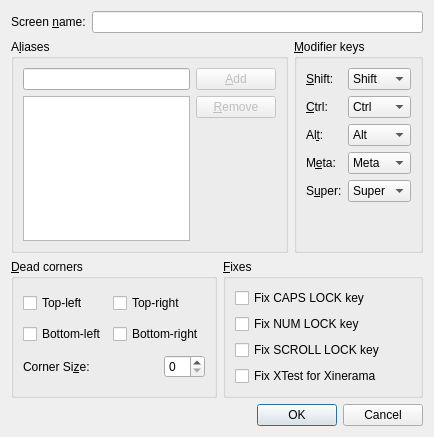
Above: src/gui/src/ScreenSettingsDialogBase.ui from yshui/synergy-core before the change. Below: the same form after it.
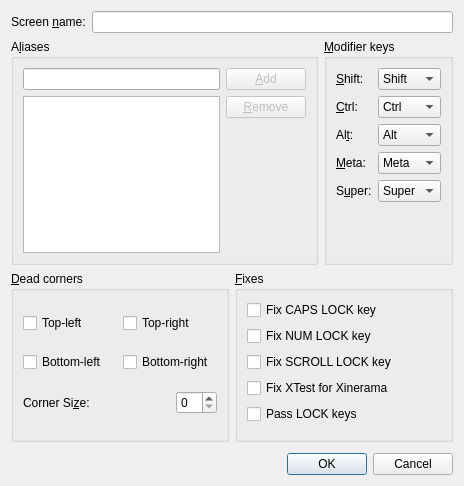
That is the form after the change.

Commit message: attempt at allowing numlock/scroll-lock/capslock keypresses to be sent to clients

```diff
--- a/src/gui/src/ScreenSettingsDialogBase.ui
+++ b/src/gui/src/ScreenSettingsDialogBase.ui
@@ -6,8 +6,8 @@
    <rect>
     <x>0</x>
     <y>0</y>
-    <width>434</width>
-    <height>437</height>
+    <width>464</width>
+    <height>486</height>
    </rect>
   </property>
   <property name="windowTitle">
@@ -241,7 +241,7 @@
         <item row="3" column="0">
          <widget class="QLabel" name="label_5">
           <property name="text">
-           <string>M&amp;eta:</string>
+           <string>&amp;Meta:</string>
           </property>
           <property name="buddy">
            <cstring>m_pComboBoxMeta</cstring>
@@ -452,7 +452,7 @@
           </property>
          </widget>
         </item>
-        <item row="3" column="0">
+        <item row="5" column="0">
          <widget class="QCheckBox" name="m_pCheckBoxXTest">
           <property name="text">
            <string>Fix XTest for Xinerama</string>
@@ -462,7 +462,7 @@
           </property>
          </widget>
         </item>
-        <item row="4" column="0">
+        <item row="7" column="0">
          <spacer>
           <property name="orientation">
            <enum>Qt::Vertical</enum>
@@ -475,6 +475,13 @@
           </property>
          </spacer>
         </item>
+        <item row="6" column="0">
+         <widget class="QCheckBox" name="m_pCheckBoxPassLockKeys">
+          <property name="text">
+           <string>Pass LOCK keys</string>
+          </property>
+         </widget>
+        </item>
        </layout>
       </widget>
      </item>
```
The commit also changes 12 other files.
